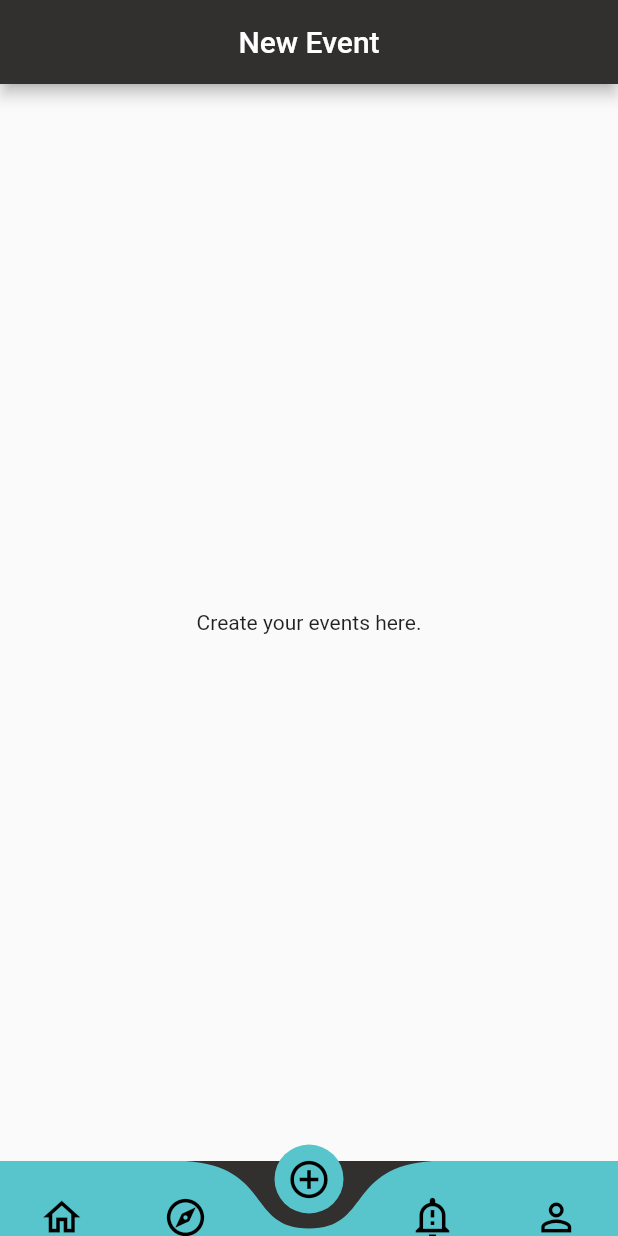
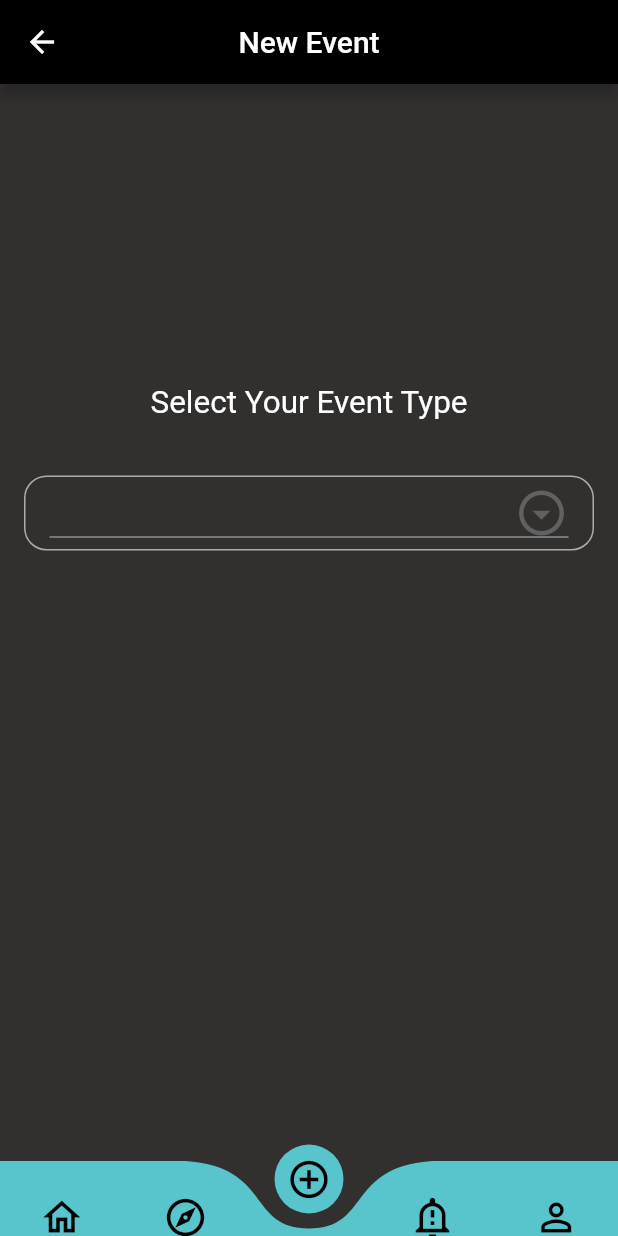
Before and after one commit to wencheng1298/CZ2006---RunCool, a Flutter app: the screen it shows after launch, item 3 of the bottom bar chosen, on a phone screen of 412 x 824 dp. Run offline on Flutter 3.47's test engine with Material 2 defaults, Android fonts, the light colour scheme and no system bars; drawn by our look-alikes of curved_navigation_bar.

Commit message:
New Page Created - ChooseEventUI

```diff
--- a/runcool/lib/main.dart
+++ b/runcool/lib/main.dart
@@ -4,7 +4,8 @@ import 'package:curved_navigation_bar/curved_navigation_bar.dart';
 //Required for routing to different UIs
 import './pages/HomePageUI.dart';
 import './pages/MyActivitiesUI.dart';
-import './pages/CreateEventUI.dart';
+// import './pages/CreateEventUI.dart';
+import './pages/ChooseEventUI.dart'; //Temporary
 import './pages/NotificationUI.dart';
 import './pages/ProfileUI.dart';
 
@@ -39,7 +40,8 @@ class _RuncoolNavBarState extends State<RuncoolNavBar> {
   final List<Widget> _pages = [
     HomePageUI(),
     MyActivitiesUI(),
-    CreateEventUI(),
+    // CreateEventUI(),
+    ChooseEventUI(),
     NotificationUI(),
     ProfileUI(),
   ];
--- /dev/null
+++ b/runcool/lib/pages/ChooseEventUI.dart
@@ -0,0 +1,83 @@
+import 'package:flutter/material.dart';
+
+import 'CreateEventUI.dart';
+
+class ChooseEventUI extends StatefulWidget {
+  @override
+  ChooseEventUIState createState() => ChooseEventUIState();
+}
+
+class ChooseEventUIState extends State<ChooseEventUI> {
+  Color _turqoise = Color(0xff58C5CC);
+  Color _background = Color(0xff322F2F);
+
+  String eventChoice;
+  List<String> eventTypes = ['Running', 'Gymming', 'Zumba'];
+
+  @override
+  Widget build(BuildContext context) {
+    return Scaffold(
+      appBar: AppBar(
+        backgroundColor: Colors.black,
+        centerTitle: true,
+        title: Text(
+          'New Event',
+          style: TextStyle(color: Colors.white),
+          textAlign: TextAlign.center,
+        ),
+        leading: IconButton(
+          icon: Icon(Icons.arrow_back),
+          onPressed: (){print('Go back to createEventUI');},
+        ),
+      ),
+      body: Container(
+        color: _background,
+        height: MediaQuery.of(context).size.height,
+        width: MediaQuery.of(context).size.width,
+        child: Column(
+          children: [
+            SizedBox(height: 200),
+            Text(
+              "Select Your Event Type",
+              style: TextStyle(color: Colors.white, fontSize: 21),
+            ),
+            SizedBox(height: 20),
+            Padding(
+              padding: const EdgeInsets.all(16.0),
+              child: Container(
+                padding: const EdgeInsets.only(left: 16, right: 16),
+                decoration: BoxDecoration(
+                  border: Border.all(color: Colors.white60, width: 1),
+                  borderRadius: BorderRadius.circular(15),
+                ),
+                child: DropdownButton(
+                  dropdownColor: Colors.grey.shade700,
+                  icon: Icon(Icons.arrow_drop_down_circle_outlined),
+                  iconSize: 36,
+                  isExpanded: true,
+                  style: TextStyle(
+                    color: Colors.white,
+                    fontSize: 17,
+                  ),
+                  value: eventChoice,
+                  onChanged: (newChoice) {
+                    setState(() {
+                      eventChoice = newChoice;
+                    });
+                  },
+                  items: eventTypes.map((choice) {
+                    return DropdownMenuItem(
+                        value: choice,
+                        child: Text(
+                          choice,
+                        ));
+                  }).toList(),
+                ),
+              ),
+            ),
+          ],
+        ),
+      ),
+    );
+  }
+}
```
Also changed, not shown: runcool/lib/pages/CreateEventUI.dart (+32 -3 lines).
